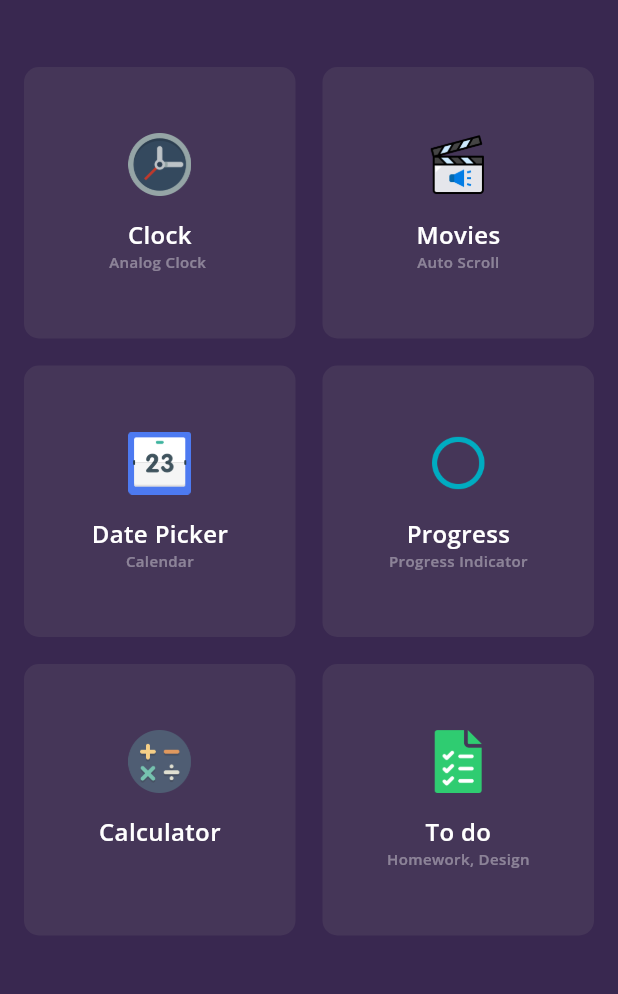
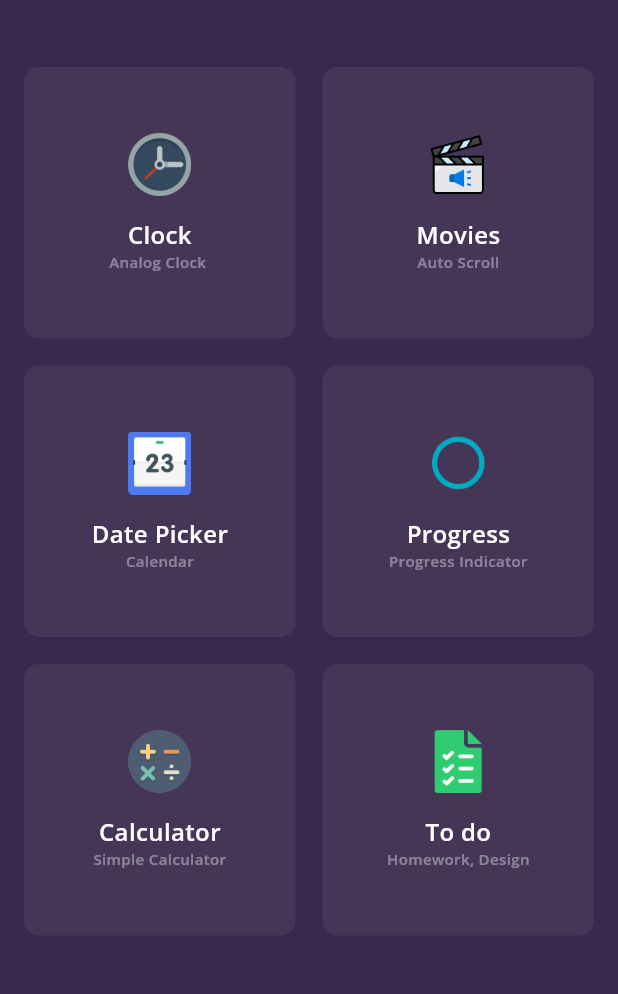
Before and after one commit to heliomarpm/flutter-learn_collection, a Flutter app: the screen it shows after launch, on a phone screen of 412 x 824 dp, the part 203-1197 px from its top. Run offline on Flutter 3.47's test engine with Material 3 defaults, Android fonts, the phone set to English and light mode, and no system bars; our stand-ins replace animate_do, google_fonts.

Commit message:
add flatcalculator

```diff
--- a/assets/data/data.json
+++ b/assets/data/data.json
@@ -26,7 +26,7 @@
         },
         {
             "title": "Calculator",
-            "subtitle": "",
+            "subtitle": "Simple Calculator",
             "type": "Tools",
             "image": "assets/icons/calculator.png"
         },
--- a/lib/tiles.dart
+++ b/lib/tiles.dart
@@ -51,12 +51,7 @@ class _TilesState extends State<Tiles> {
         children: _tiles.map((tile) {
           Widget? page = _getPage(tile.title);
 
-          return Container(
-            // tile container
-            decoration: BoxDecoration(
-                color: Color(color), borderRadius: BorderRadius.circular(10)),
-            // tile content
-            child: GestureDetector(
+          return GestureDetector(
             onTap: () {
               // Navegue para a página associada ao tile
               if (page != null) {
@@ -66,6 +61,10 @@ class _TilesState extends State<Tiles> {
                 );
               }
             },
+            child: Container(
+              decoration: BoxDecoration(
+                  color: Color(color),
+                  borderRadius: BorderRadius.circular(10)),
               child: Column(
                 mainAxisAlignment: MainAxisAlignment.center,
                 children: [
```
Lines whose indentation alone changed are shown as unchanged.
